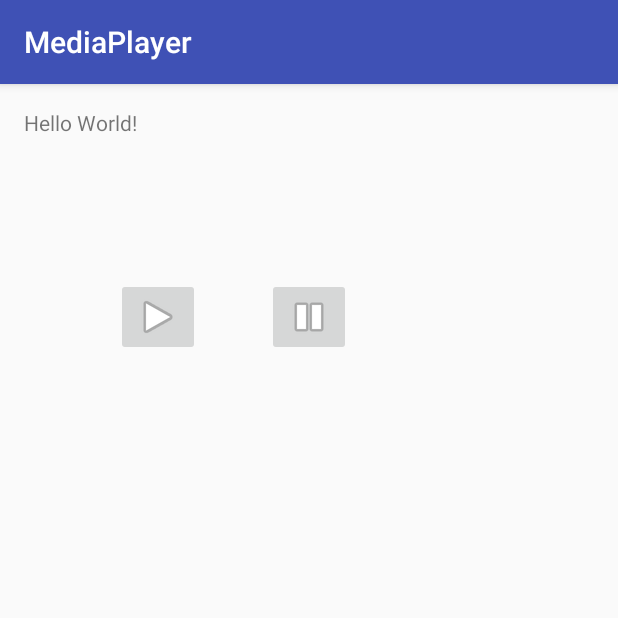
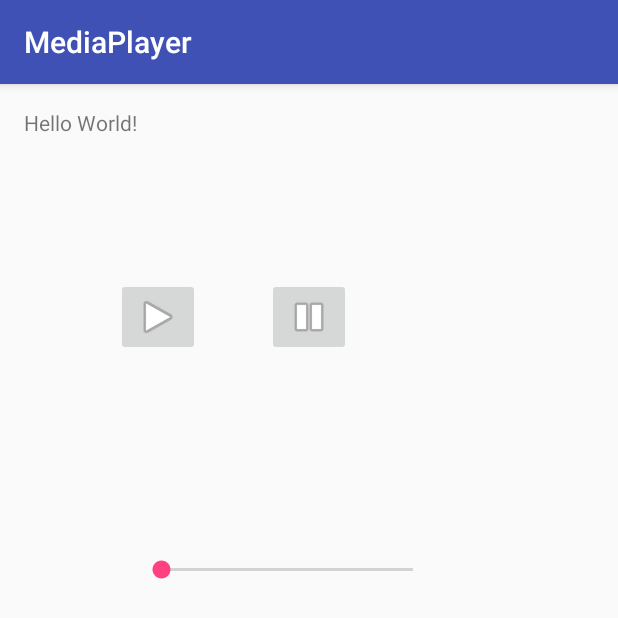
Before and after one commit to djawny/MediaPlayer, an Android app: the screen it shows after launch (MainActivity), after a tap on an icon or button, on a phone screen of 412 x 824 dp, the top half of it. Run offline under Robolectric (Android 15) with nearby library versions, the phone set to English and light mode, and no system bars.

Commit message:
zmiana 04/02

```diff
--- a/app/src/main/java/com/sdaacademy/jawny/daniel/mediaplayer/MainActivity.java
+++ b/app/src/main/java/com/sdaacademy/jawny/daniel/mediaplayer/MainActivity.java
@@ -4,17 +4,21 @@ import android.media.MediaPlayer;
 import android.support.v7.app.AppCompatActivity;
 import android.os.Bundle;
 import android.view.View;
+import android.widget.SeekBar;
 
-public class MainActivity extends AppCompatActivity {
+public class MainActivity extends AppCompatActivity implements SeekBar.OnSeekBarChangeListener {
 
     private MediaPlayer dubstep;
+    private SeekBar volumeBar;
 
     @Override
     protected void onCreate(Bundle savedInstanceState) {
         super.onCreate(savedInstanceState);
         setContentView(R.layout.activity_main);
 
-        dubstep = MediaPlayer.create(this, R.raw.bensound_dubstep);
+        volumeBar = (SeekBar) findViewById(R.id.volumeBar);
+        dubstep = MediaPlayer.create(getApplicationContext(), R.raw.bensound_dubstep);
+        volumeBar.setOnSeekBarChangeListener(this);
     }
 
     public void buttonClicked(View view) {
@@ -25,8 +29,25 @@ public class MainActivity extends AppCompatActivity {
                 break;
             case R.id.pauseButton:
                 if (dubstep.isPlaying())
-                    dubstep.stop();
+                    dubstep.pause();
+                else dubstep.start();
                 break;
         }
     }
+
+    @Override
+    public void onProgressChanged(SeekBar seekBar, int progress, boolean fromUser) {
+        float volume = progress / 100f;
+        dubstep.setVolume(volume, volume);
+    }
+
+    @Override
+    public void onStartTrackingTouch(SeekBar seekBar) {
+
+    }
+
+    @Override
+    public void onStopTrackingTouch(SeekBar seekBar) {
+
+    }
 }
--- a/app/src/main/res/layout/activity_main.xml
+++ b/app/src/main/res/layout/activity_main.xml
@@ -38,4 +38,12 @@
         android:layout_centerHorizontal="true"
         android:onClick="buttonClicked"
         app:srcCompat="@android:drawable/ic_media_pause" />
+
+    <SeekBar
+        android:layout_width="200dp"
+        android:layout_height="wrap_content"
+        android:layout_below="@+id/playButton"
+        android:layout_toRightOf="@+id/textView"
+        android:layout_marginTop="133dp"
+        android:id="@+id/volumeBar" />
 </RelativeLayout>
```
